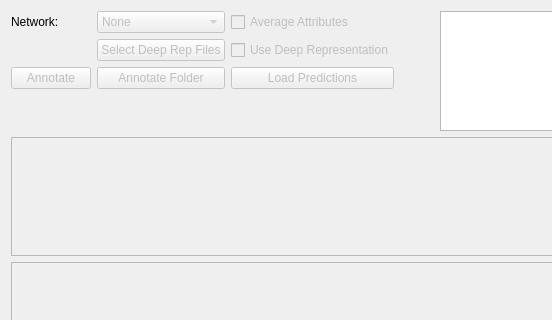
First picture: the form in Annotation_Tool_LARa/ui/automatic_annotation_mode.ui, repository wilfer9008/Annotation_Tool_LARa, before the edit; both pictures show x 0 to 552 and y 0 to 320 of the 665 by 823 pixel window.
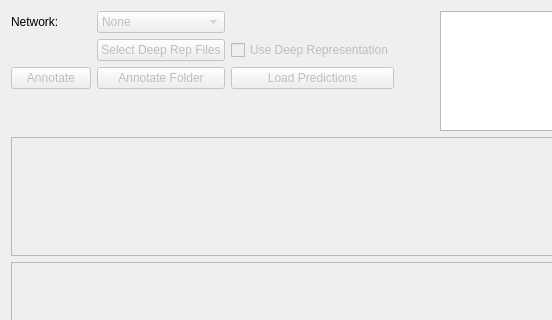
Second picture: the form after the edit. Custom widgets are drawn as their Qt base class.

Commit message:
Removed "Average Attributes" function from automatic annotation.
The tool now always averages attributes as some experiments showed that it works better than not averaging them.

Done some refactoring.
-Class names now use CamelCase.
-len(obj) instead of obj.__len__()

Diff of the .ui file:
```diff
--- a/Annotation_Tool_LARa/ui/automatic_annotation_mode.ui
+++ b/Annotation_Tool_LARa/ui/automatic_annotation_mode.ui
@@ -35,16 +35,6 @@
        </property>
       </widget>
      </item>
-     <item row="1" column="2">
-      <widget class="QCheckBox" name="aa_average_attributes_checkBox">
-       <property name="enabled">
-        <bool>false</bool>
-       </property>
-       <property name="text">
-        <string>Average Attributes</string>
-       </property>
-      </widget>
-     </item>
      <item row="3" column="0">
       <widget class="QPushButton" name="aa_annotate_button">
        <property name="enabled">
```
The commit also changes 9 other files.
